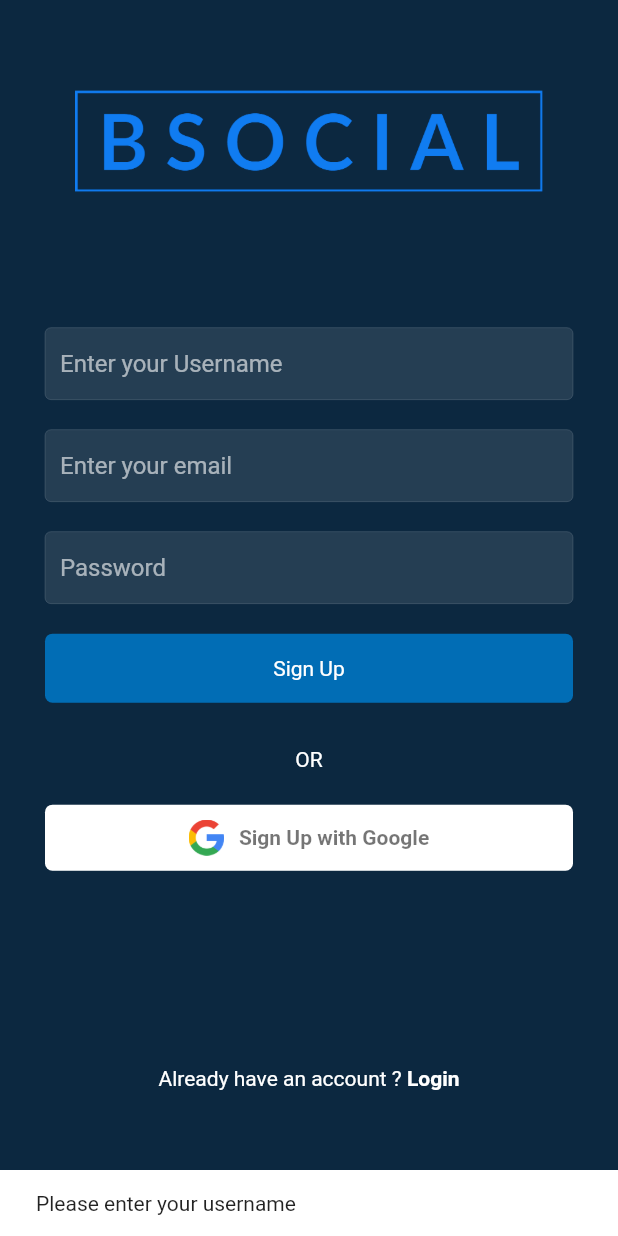
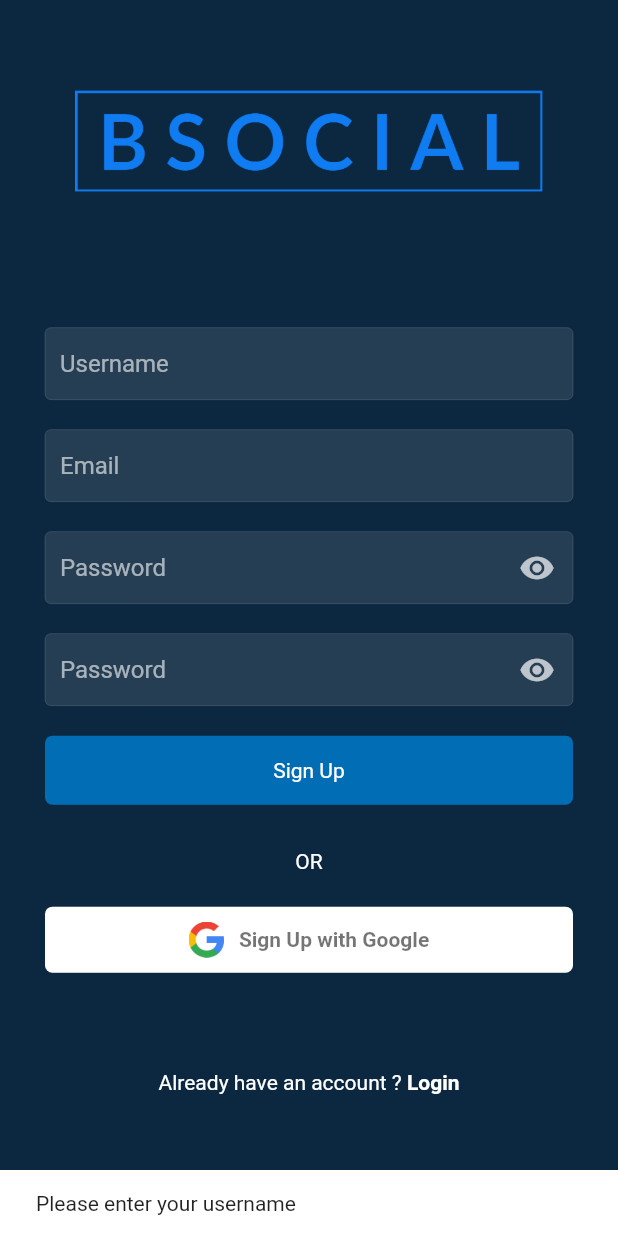
Before and after one commit to sufiyansakkeer/BSocial, a Flutter app: the SignUpScreen screen opened directly, after a tap on "Sign Up", on a phone screen of 412 x 824 dp. Run offline on Flutter 3.47's test engine with Material 2 defaults, Android fonts, the phone set to English and light mode, and no system bars; our stand-ins replace cloud_firestore, dot_navigation_bar, firebase_auth, firebase_core, firebase_storage, google_sign_in and 1 more; accounts and stored records are empty.

Commit message:
UI updates
-- added the password visibility check
-- added two password confirmation

```diff
--- a/lib/provider/sign_up_provider.dart
+++ b/lib/provider/sign_up_provider.dart
@@ -13,9 +13,12 @@ import 'package:provider/provider.dart';
 class SignUpScreenProvider extends ChangeNotifier {
   final TextEditingController emailTextController = TextEditingController();
   final TextEditingController passwordTextController = TextEditingController();
+  final TextEditingController passwordTextController2 = TextEditingController();
   final TextEditingController userNameController = TextEditingController();
   // Uint8List? image;
   bool isLoading = false;
+  bool isPass1 = true;
+  bool isPass2 = true;
   // BuildContext? context;
   // void selectImage() async {
   //   image = await pickedFile(ImageSource.gallery);
@@ -29,7 +32,7 @@ class SignUpScreenProvider extends ChangeNotifier {
       password: passwordTextController.text,
       // file: image!,
     );
-    log("$res in signup provider");
+    // log("$res in signUp provider");
     isLoading = true;
     // if (context.mounted) {}
     if (res != "success") {
@@ -55,6 +58,7 @@ class SignUpScreenProvider extends ChangeNotifier {
     provider.emailTextController.clear();
     provider.passwordTextController.clear();
     provider.userNameController.clear();
+    provider.passwordTextController2.clear();
   }
 
   void navigateToLoginScreen(BuildContext context) {
@@ -65,4 +69,22 @@ class SignUpScreenProvider extends ChangeNotifier {
     );
     disposeTextfield(context);
   }
+
+  bool passWordChecking() {
+    if (passwordTextController.text == passwordTextController2.text) {
+      return true;
+    } else {
+      return false;
+    }
+  }
+
+  void showPassword1() {
+    isPass1 = !isPass1;
+    notifyListeners();
+  }
+
+  void showPassword2() {
+    isPass2 = !isPass2;
+    notifyListeners();
+  }
 }
--- a/lib/view/screens/sign_up_screen.dart
+++ b/lib/view/screens/sign_up_screen.dart
@@ -2,6 +2,7 @@ import 'package:bsocial/resources/auth_methods.dart';
 import 'package:bsocial/utils/colors.dart';
 import 'package:bsocial/utils/size.dart';
 import 'package:bsocial/provider/sign_up_provider.dart';
+import 'package:bsocial/utils/utils.dart';
 import 'package:bsocial/view/widgets/google_sign_in_button.dart';
 import 'package:bsocial/view/widgets/text_field_input.dart';
 import 'package:flutter/material.dart';
@@ -77,7 +78,7 @@ class SignUpScreen extends StatelessWidget {
                     builder: (context, provider, child) {
                   return TextFieldInput(
                     controller: provider.userNameController,
-                    hintText: "Enter your Username",
+                    hintText: "Username",
                     textInputType: TextInputType.text,
                   );
                 }),
@@ -88,7 +89,7 @@ class SignUpScreen extends StatelessWidget {
                     builder: (context, provider, child) {
                   return TextFieldInput(
                     controller: provider.emailTextController,
-                    hintText: "Enter your email",
+                    hintText: "Email",
                     textInputType: TextInputType.emailAddress,
                   );
                 }),
@@ -100,7 +101,33 @@ class SignUpScreen extends StatelessWidget {
                     controller: provider.passwordTextController,
                     hintText: "Password",
                     textInputType: TextInputType.text,
-                    isPass: true,
+                    isPass: provider.isPass1,
+                    suffixButton: GestureDetector(
+                      onTap: () => provider.showPassword1(),
+                      child: Icon(
+                        provider.isPass1
+                            ? Icons.visibility
+                            : Icons.visibility_off,
+                      ),
+                    ),
+                  );
+                }),
+                kHeight20,
+                Consumer<SignUpScreenProvider>(
+                    builder: (context, provider, child) {
+                  return TextFieldInput(
+                    controller: provider.passwordTextController2,
+                    hintText: "Password",
+                    textInputType: TextInputType.text,
+                    isPass: provider.isPass2,
+                    suffixButton: GestureDetector(
+                      onTap: () => provider.showPassword2(),
+                      child: Icon(
+                        provider.isPass2
+                            ? Icons.visibility
+                            : Icons.visibility_off,
+                      ),
+                    ),
                   );
                 }),
                 kHeight20,
@@ -108,7 +135,9 @@ class SignUpScreen extends StatelessWidget {
                 Consumer<SignUpScreenProvider>(builder: (ctx, provider, child) {
                   return InkWell(
                     onTap: () async {
-                      provider.signUpUser(context);
+                      provider.passWordChecking()
+                          ? provider.signUpUser(context)
+                          : showSnackBar("'Password doesn't matching", context);
                     },
                     child: Container(
                       width: double.infinity,
@@ -132,10 +161,7 @@ class SignUpScreen extends StatelessWidget {
                     ),
                   );
                 }),
-                // Flexible(
-                //   flex: 1,
-                //   child: Container(),
-                // ),
+
                 kHeight30,
                 const Text('OR'),
                 FutureBuilder(
@@ -158,7 +184,7 @@ class SignUpScreen extends StatelessWidget {
                 //   ),
                 // )
                 SizedBox(
-                  height: MediaQuery.of(context).size.height * 0.12,
+                  height: MediaQuery.of(context).size.height * 0.04,
                 ),
 
                 Row(
--- a/lib/view/widgets/text_field_input.dart
+++ b/lib/view/widgets/text_field_input.dart
@@ -1,9 +1,12 @@
+// ignore_for_file: public_member_api_docs, sort_constructors_first
 import 'package:flutter/material.dart';
 
 class TextFieldInput extends StatelessWidget {
   final TextEditingController controller;
   final String hintText;
   final bool isPass;
+  // final IconButton iconButton;
+  final Widget? suffixButton;
   final TextInputType textInputType;
   const TextFieldInput({
     Key? key,
@@ -11,6 +14,7 @@ class TextFieldInput extends StatelessWidget {
     required this.hintText,
     this.isPass = false,
     required this.textInputType,
+    this.suffixButton,
   }) : super(key: key);
   @override
   Widget build(BuildContext context) {
@@ -26,6 +30,7 @@ class TextFieldInput extends StatelessWidget {
         enabledBorder: inputBorder,
         filled: true,
         contentPadding: const EdgeInsets.all(10),
+        suffixIcon: suffixButton,
       ),
       keyboardType: textInputType,
       obscureText: isPass,
```
Also changed, not shown: lib/provider/login_screen_provider.dart (+7 -0 lines), lib/view/screens/login_screen.dart (+10 -5 lines).
